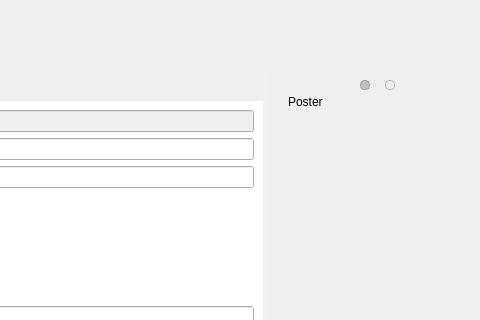
Qt form tvShows/TvShowWidgetTvShow.ui (Komet/MediaElch) before a commit; both pictures show x 474 to 954 and y 0 to 320 of the 954 by 778 pixel window.
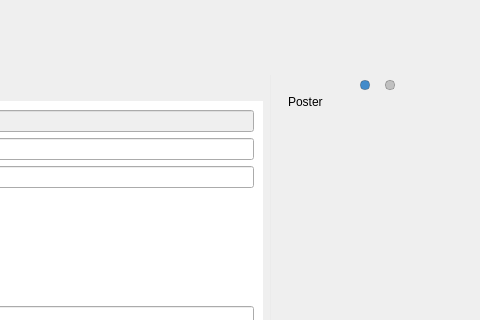
The same form after that commit. Icons and pictures are not drawn. Custom widgets are drawn as their Qt base class.

```diff
--- a/tvShows/TvShowWidgetTvShow.ui
+++ b/tvShows/TvShowWidgetTvShow.ui
@@ -632,10 +632,11 @@
 	margin: 4px;
 	width: 8px;
 	height: 8px;
+	background-color: rgba(0, 0, 0, 50);
 }
 
 QPushButton::checked {
-	background-color: rgba(0, 0, 0, 50);
+	background-color: #428BCA;
 }
 
 QPushButton::hover {
@@ -666,10 +667,11 @@
 	margin: 5px;
 	width: 8px;
 	height: 8px;
+	background-color: rgba(0, 0, 0, 50);
 }
 
 QPushButton::checked {
-	background-color: rgba(0, 0, 0, 50);
+	background-color: #428BCA;
 }
 
 QPushButton::hover {
```
Left out of the diff: 6 changed lines with no effect on the pictures.
